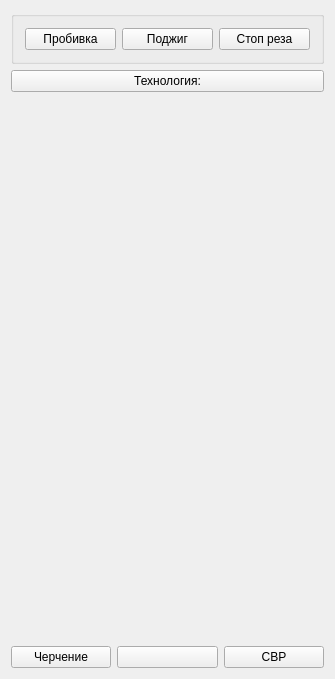
Qt form phx-cnc-ui-mainform/src/forms/CXOperTechnology.ui (superkulpa/phx-cnc-ui) before a commit.
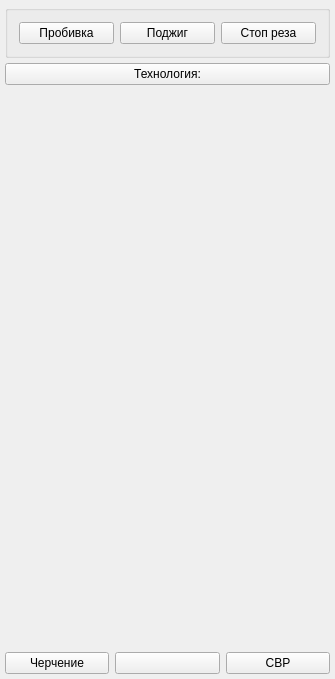
The same form after that commit. Custom widgets are drawn as their Qt base class.

```diff
--- a/phx-cnc-ui-mainform/src/forms/CXOperTechnology.ui
+++ b/phx-cnc-ui-mainform/src/forms/CXOperTechnology.ui
@@ -17,6 +17,12 @@
    <string>CXOperTechnology</string>
   </property>
   <layout class="QVBoxLayout" name="verticalLayout">
+   <property name="spacing">
+    <number>5</number>
+   </property>
+   <property name="margin">
+    <number>5</number>
+   </property>
    <item>
     <widget class="QGroupBox" name="groupBox_2">
      <property name="sizePolicy">
@@ -67,9 +73,37 @@
    <item>
     <widget class="QWidget" name="mButtonWidget" native="true">
      <layout class="QHBoxLayout" name="horizontalLayout_4">
+      <property name="spacing">
+       <number>0</number>
+      </property>
+      <property name="margin">
+       <number>0</number>
+      </property>
       <item>
        <widget class="QFrame" name="frSuppList">
-        <layout class="QVBoxLayout" name="verticalLayout_2"/>
+        <property name="lineWidth">
+         <number>0</number>
+        </property>
+        <layout class="QVBoxLayout" name="verticalLayout_2">
+         <property name="spacing">
+          <number>0</number>
+         </property>
+         <property name="sizeConstraint">
+          <enum>QLayout::SetDefaultConstraint</enum>
+         </property>
+         <property name="leftMargin">
+          <number>0</number>
+         </property>
+         <property name="topMargin">
+          <number>5</number>
+         </property>
+         <property name="rightMargin">
+          <number>0</number>
+         </property>
+         <property name="bottomMargin">
+          <number>5</number>
+         </property>
+        </layout>
        </widget>
       </item>
      </layout>
```
Left out of the diff: 2 changed lines with no effect on the pictures.
